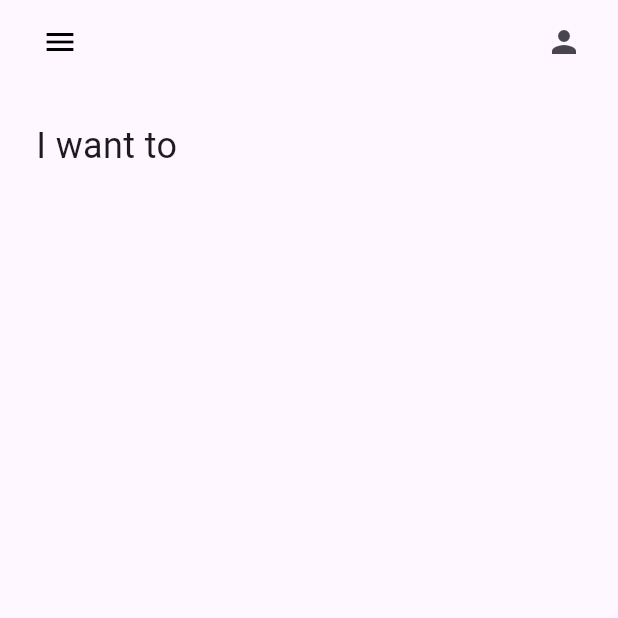
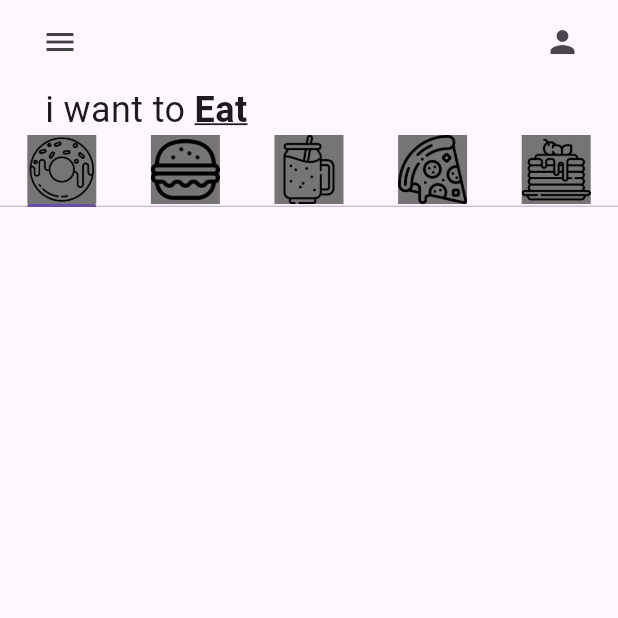
Before and after one commit to LuisChito/p1, a Flutter app: the screen it shows after launch, on a phone screen of 412 x 824 dp, the top half of it. Run offline on Flutter 3.47's test engine with Material 3 defaults, Android fonts, the phone set to English and light mode, and no system bars.

Commit message:
cambios discretos

```diff
--- a/p1_donut_app_luis_salazar/lib/pages/home_page.dart
+++ b/p1_donut_app_luis_salazar/lib/pages/home_page.dart
@@ -1,4 +1,6 @@
 import 'package:flutter/material.dart';
+
+import '../utils/myTab.dart';
 
 class HomePage extends StatefulWidget {
   const HomePage({super.key});
@@ -7,44 +9,55 @@ class HomePage extends StatefulWidget {
   State<HomePage> createState() => _HomePageState();
 }
 
+List<Widget> myTabs =[
+  //donut tab
+   const MyTab(iconPath: 'lib/icons/donut.png',),
+  //burger tab
+   const MyTab(iconPath: 'lib/icons/burger.png',),
+  //smothie tab
+  const MyTab(iconPath: 'lib/icons/smoothie.png'),
+  //pizza tab
+  const MyTab(iconPath: 'lib/icons/pizza.png',),
+   //pancakes
+  const MyTab(iconPath: 'lib/icons/pancakes.png',)
+];
 class _HomePageState extends State<HomePage> {
-  List <Widget> myTabs = [
-    //donut tab
-    const MyTab(
-      iconPath: 'lib/icons/donut.png')
-    //burguers tab
-    //smoothie tab
-    //pancake tab
-    //pizza tab
-  ];
-
   @override
   Widget build(BuildContext context) {
-    return Scaffold(
+    return  DefaultTabController(
+      length: 5,
+      child: Scaffold(
         appBar: AppBar(
-        backgroundColor: Colors.transparent,
-        leading: const Padding(
-          padding: EdgeInsets.only(left: 24.0),
-          child: Icon(Icons.menu, color: Colors.black),
+          backgroundColor:  Colors.transparent,
+          leading: Padding(
+            padding: const EdgeInsets.only(left: 24.0),
+            child: Icon(
+              Icons.menu,
+              color: Colors.grey[800]
                    ),
-        actions: const [
-          Padding(
-            padding: EdgeInsets.only(right: 24.0),
+          ),
+         actions: const[Padding(
+           padding: EdgeInsets.only(right: 25.0),
            child: Icon(Icons.person),
-          ),
+         )
          ],
        ),
-      body: const Column(
+       body: Column(children: [
+        //texto "i want to eat"
+        const Padding(
+          padding: EdgeInsets.only(left: 30.0),
+          child: Row(
             children: [
-          Padding(
-            padding: EdgeInsets.all(24.0),
-            child: Text(
-              "I want to",
-              style: TextStyle(fontSize: 24),
+              Text("i want to ", style: TextStyle(fontSize: 24), ),
+              Text("Eat", style :TextStyle(fontSize: 24, fontWeight: FontWeight.bold, decoration: TextDecoration.underline),),
+          ],
           ),
         ),
-        ],
+        //tab bar
+        TabBar(tabs:myTabs)
+        //tab bar view
+       ],),
        ),
-    );
+    ); //Icon
   }
 }
--- a/p1_donut_app_luis_salazar/lib/utils/myTab.dart
+++ b/p1_donut_app_luis_salazar/lib/utils/myTab.dart
@@ -3,14 +3,15 @@ import 'package:flutter/material.dart';
 class MyTab extends StatelessWidget {
   final String iconPath;
 
-  const MyWidget({super.key, required this.iconPath});
+  // El constructor ahora tiene el nombre correcto
+  const MyTab({super.key, required this.iconPath});
 
   @override
   Widget build(BuildContext context) {
     return Tab(
       child: Container(
-        color: Colors.grey[600], // Corrección del color
-        child: Image.asset(iconPath),
+        color: Colors.grey[600], // Color de fondo
+        child: Image.asset(iconPath), // Mostrar el ícono
       ),
     );
   }
```
Also changed, not shown: 1 other file. Lines whose indentation alone changed are shown as unchanged.
